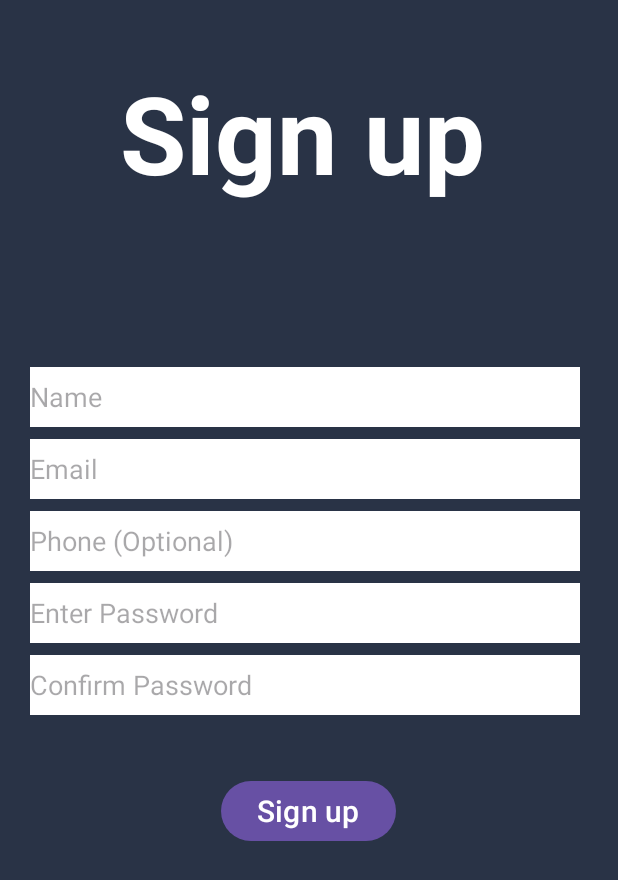
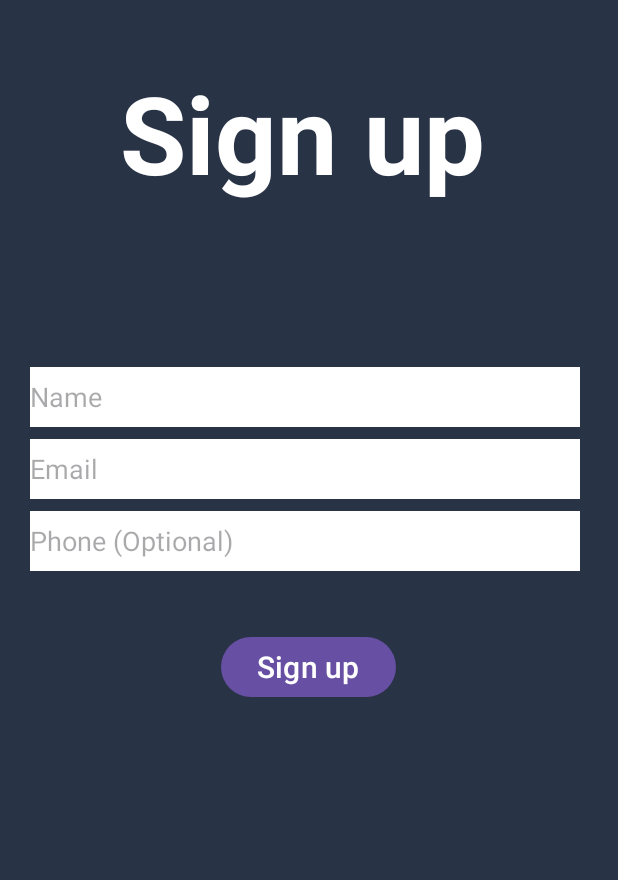
Before and after one commit to CMPUT301F25fusion0/CMPUT301F25fusion0-fusion0-lottery, an Android app: the screen it shows after launch (MainActivity), after a tap on "Sign up", on a phone screen of 412 x 824 dp. Shown: the top 880 px of the screen. Run offline under Robolectric (Android 15) with nearby library versions, the phone set to English and light mode, and no system bars; our stand-ins replace Firebase (no records; nobody signed in at launch, a user with empty details on screens opened directly).

```diff
--- a/app/src/main/java/com/example/fusion0_lottery/FragmentSignUp.java
+++ b/app/src/main/java/com/example/fusion0_lottery/FragmentSignUp.java
@@ -17,7 +17,7 @@ import com.google.firebase.firestore.FirebaseFirestore;
 
 public class FragmentSignUp extends Fragment {
 
-    private EditText nameInput, emailInput, phoneInput, passwordInput, confirmPasswordInput;
+    private EditText nameInput, emailInput, phoneInput;
     private Button signupButton;
     private FirebaseAuth auth;
     private FirebaseFirestore db;
@@ -26,6 +26,7 @@ public class FragmentSignUp extends Fragment {
     @Override
     public View onCreateView(@NonNull LayoutInflater inflater, @Nullable ViewGroup container,
                              @Nullable Bundle savedInstanceState) {
+
         View view = inflater.inflate(R.layout.activity_sign_up, container, false);
 
         auth = FirebaseAuth.getInstance();
@@ -34,45 +35,42 @@ public class FragmentSignUp extends Fragment {
         nameInput = view.findViewById(R.id.nameInput);
         emailInput = view.findViewById(R.id.emailInput);
         phoneInput = view.findViewById(R.id.phoneInput);
-        passwordInput = view.findViewById(R.id.passwordInput);
-        confirmPasswordInput = view.findViewById(R.id.confirmPasswordInput);
         signupButton = view.findViewById(R.id.signupButton);
 
         signupButton.setOnClickListener(v -> {
-            String name = nameInput.getText().toString();
-            String email = emailInput.getText().toString();
-            String password = passwordInput.getText().toString();
-            String confirmPassword = confirmPasswordInput.getText().toString();
-            String phone_number = phoneInput.getText().toString();
+            String name = nameInput.getText().toString().trim();
+            String email = emailInput.getText().toString().trim();
+            String phone = phoneInput.getText().toString().trim(); // optional
 
-            if (name.isEmpty() || email.isEmpty() || password.isEmpty()) {
-                Toast.makeText(getContext(), "All fields not filled", Toast.LENGTH_SHORT).show();
+            // Validate only required fields: name and email
+            if (name.isEmpty() || email.isEmpty()) {
+                Toast.makeText(getContext(), "Please fill name and email", Toast.LENGTH_SHORT).show();
+                return;
             }
 
-            else if (!password.equals(confirmPassword)) {
-                Toast.makeText(getContext(), "Passwords do not match", Toast.LENGTH_SHORT).show();
-            }
-            else {
-                createUser(name, email, phone_number, password, "");
-            }
+            createUser(name, email, phone);
         });
 
         return view;
     }
 
-    private void createUser(String name, String email, String phone_number, String password, String role) {
+    private void createUser(String name, String email, String phone) {
+        // Sign in anonymously to get a device ID
         auth.signInAnonymously().addOnCompleteListener(task -> {
-            if (task.isSuccessful()) {
-                String device_id = auth.getCurrentUser().getUid();
-                User user = new User(name, email, phone_number, password, "" , device_id);
+            if (task.isSuccessful() && auth.getCurrentUser() != null) {
+                String deviceId = auth.getCurrentUser().getUid();
 
-                db.collection("Users").document(device_id).set(user)
+                User user = new User(name, email, phone, "", deviceId); // Role can be set later
+
+                db.collection("Users").document(deviceId).set(user)
                         .addOnSuccessListener(aVoid -> {
                             Toast.makeText(getContext(), "Sign up successful", Toast.LENGTH_SHORT).show();
                             ((MainActivity) requireActivity()).replaceFragment(new FragmentRoleSelection());
                         })
                         .addOnFailureListener(e ->
-                                Toast.makeText(getContext(), "Sign up failed", Toast.LENGTH_SHORT).show());
+                                Toast.makeText(getContext(), "Sign up failed: " + e.getMessage(), Toast.LENGTH_SHORT).show());
+            } else {
+                Toast.makeText(getContext(), "Authentication failed", Toast.LENGTH_SHORT).show();
             }
         });
     }
--- a/app/src/main/res/layout/activity_sign_up.xml
+++ b/app/src/main/res/layout/activity_sign_up.xml
@@ -56,28 +56,6 @@
             android:layout_marginTop="8dp"
             android:background="#FFFFFF"
             android:textColor="@color/black"/>
-        <EditText
-            android:id="@+id/passwordInput"
-            android:layout_width="match_parent"
-            android:layout_height="40dp"
-            android:hint="@string/enter_password_hint"
-            android:inputType="textPassword"
-            android:layout_marginStart="20dp"
-            android:layout_marginEnd="25dp"
-            android:layout_marginTop="8dp"
-            android:background="#FFFFFF"
-            android:textColor="@color/black"/>
-        <EditText
-            android:id="@+id/confirmPasswordInput"
-            android:layout_width="match_parent"
-            android:layout_height="40dp"
-            android:hint="@string/confirm_password_hint"
-            android:inputType="textPassword"
-            android:layout_marginStart="20dp"
-            android:layout_marginEnd="25dp"
-            android:layout_marginTop="8dp"
-            android:background="#FFFFFF"
-            android:textColor="@color/black"/>
 
     </LinearLayout>
 
```
Also changed, not shown: app/src/main/java/com/example/fusion0_lottery/User.java (+1 -13 lines), app/src/main/res/layout/fragment_signup.xml (deleted, +0 -116 lines).
